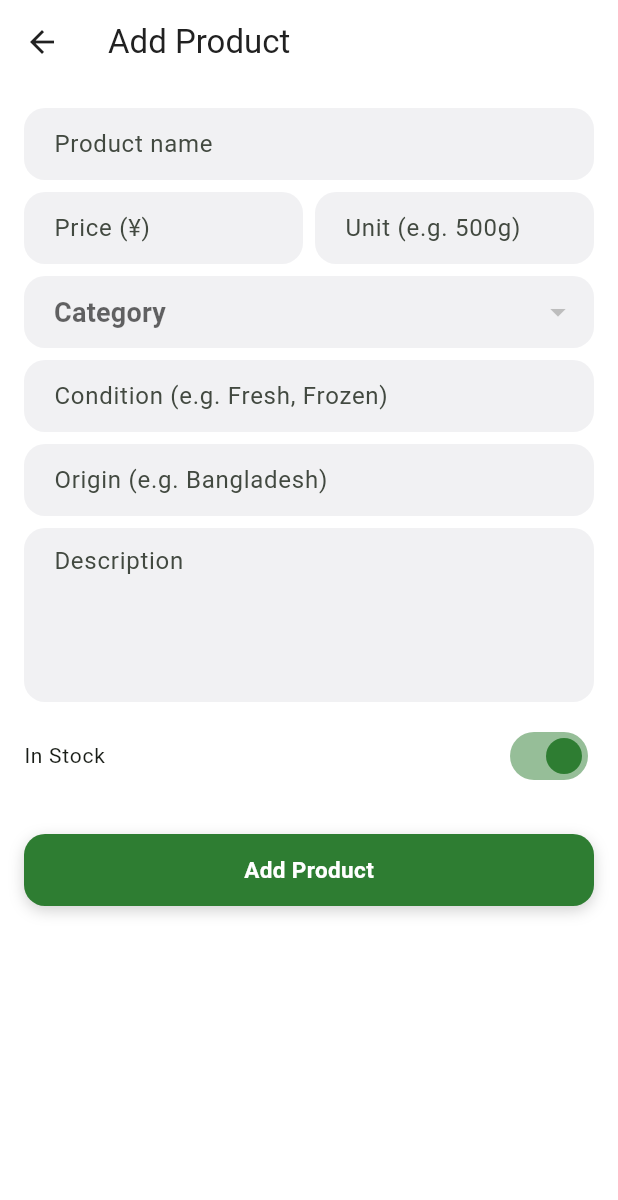
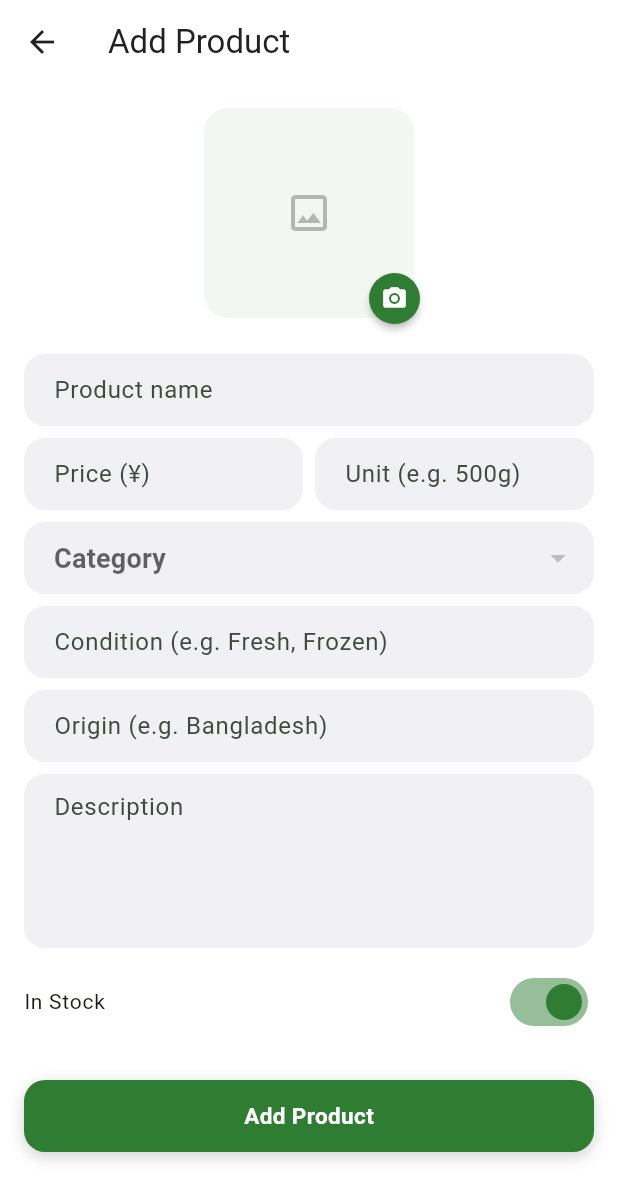
Before and after one commit to sazzad1620/everyday-wholesale, a Flutter app: the _ProductFormView screen opened directly, on a phone screen of 412 x 824 dp. Shown: the top 1200 px of the screen. Run offline on Flutter 3.47's test engine with Material 3 defaults, Android fonts, the phone set to English and light mode, and no system bars; our stand-ins replace cloud_firestore, easy_localization, equatable, firebase_auth, firebase_core, firebase_storage and 8 more; accounts and stored records are empty.

Commit message:
feat: product image upload

```diff
--- a/lib/config/di/firebase_module.dart
+++ b/lib/config/di/firebase_module.dart
@@ -1,5 +1,6 @@
 import 'package:cloud_firestore/cloud_firestore.dart';
 import 'package:firebase_auth/firebase_auth.dart';
+import 'package:firebase_storage/firebase_storage.dart';
 import 'package:injectable/injectable.dart';
 
 /// Exposes the already-initialized Firebase SDK singletons (see
@@ -13,4 +14,7 @@ abstract class FirebaseModule {
 
   @lazySingleton
   FirebaseFirestore get firebaseFirestore => FirebaseFirestore.instance;
+
+  @lazySingleton
+  FirebaseStorage get firebaseStorage => FirebaseStorage.instance;
 }
--- /dev/null
+++ b/lib/features/admin/domain/usecases/upload_product_image_usecase.dart
@@ -0,0 +1,30 @@
+import 'dart:typed_data';
+
+import 'package:equatable/equatable.dart';
+import 'package:fpdart/fpdart.dart';
+import 'package:injectable/injectable.dart';
+
+import '../../../../core/errors/failures.dart';
+import '../../../../core/usecase/usecase.dart';
+import '../repositories/admin_product_repository.dart';
+
+class UploadProductImageParams extends Equatable {
+  const UploadProductImageParams({required this.bytes, required this.fileExtension});
+
+  final Uint8List bytes;
+  final String fileExtension;
+
+  @override
+  List<Object?> get props => [bytes, fileExtension];
+}
+
+@injectable
+class UploadProductImageUseCase extends UseCase<String, UploadProductImageParams> {
+  UploadProductImageUseCase(this._repository);
+
+  final AdminProductRepository _repository;
+
+  @override
+  Future<Either<Failure, String>> call(UploadProductImageParams params) =>
+      _repository.uploadProductImage(params.bytes, params.fileExtension);
+}
--- a/lib/features/admin/presentation/pages/admin_product_form_page.dart
+++ b/lib/features/admin/presentation/pages/admin_product_form_page.dart
@@ -2,6 +2,7 @@ import 'package:easy_localization/easy_localization.dart';
 import 'package:flutter/material.dart';
 import 'package:flutter_bloc/flutter_bloc.dart';
 import 'package:go_router/go_router.dart';
+import 'package:image_picker/image_picker.dart';
 
 import '../../../../config/di/injection_container.dart';
 import '../../../../core/usecase/usecase.dart';
@@ -14,18 +15,15 @@ import '../../../../shared/widgets/buttons/primary_button.dart';
 import '../../../home/domain/entities/category_entity.dart';
 import '../../../home/domain/usecases/get_categories_usecase.dart';
 import '../../../product/domain/entities/product_entity.dart';
+import '../../domain/usecases/upload_product_image_usecase.dart';
 import '../bloc/admin_product_form_bloc.dart';
 import '../bloc/admin_product_form_event.dart';
 import '../bloc/admin_product_form_state.dart';
+import '../widgets/product_image_picker.dart';
 
 /// Add/edit form for a single product — pushed full-screen (root
 /// navigator), same reasoning as [AdminCategoryFormPage]. `initial: null`
 /// means add mode; a non-null [ProductEntity] means edit mode.
-///
-/// Image upload isn't wired yet (Phase 5's second pass, once Firebase
-/// Storage rules are in place) — `imageUrl` just carries over unchanged from
-/// [initial], and new products are created without one (same placeholder
-/// [ProductImage] shows for any product with a null `imageUrl` already).
 class AdminProductFormPage extends StatelessWidget {
   const AdminProductFormPage({super.key, this.initial});
 
@@ -61,6 +59,8 @@ class _ProductFormViewState extends State<_ProductFormView> {
   String? _selectedCategoryId;
   String? _selectedSubcategoryId;
   late bool _inStock = widget.initial?.inStock ?? true;
+  late String? _imageUrl = widget.initial?.imageUrl;
+  bool _isUploadingImage = false;
 
   List<CategoryEntity> _categories = [];
   bool _loadingCategories = true;
@@ -73,6 +73,27 @@ class _ProductFormViewState extends State<_ProductFormView> {
     _selectedCategoryId = widget.initial?.categoryId;
     _selectedSubcategoryId = widget.initial?.subcategoryId;
     _loadCategories();
+  }
+
+  Future<void> _pickAndUploadImage(BuildContext context) async {
+    final picked = await ImagePicker().pickImage(source: ImageSource.gallery, maxWidth: 1600, imageQuality: 85);
+    if (picked == null || !mounted) return;
+
+    final bytes = await picked.readAsBytes();
+    final extension = picked.name.contains('.') ? picked.name.split('.').last : 'jpg';
+    if (!mounted) return;
+
+    setState(() => _isUploadingImage = true);
+    final result = await getIt<UploadProductImageUseCase>()(
+      UploadProductImageParams(bytes: bytes, fileExtension: extension),
+    );
+    if (!mounted) return;
+    setState(() => _isUploadingImage = false);
+
+    result.match(
+      (failure) => AppToast.show(context, failure.message, type: ToastType.error),
+      (url) => setState(() => _imageUrl = url),
+    );
   }
 
   Future<void> _loadCategories() async {
@@ -133,7 +154,7 @@ class _ProductFormViewState extends State<_ProductFormView> {
       condition: _conditionController.text.trim(),
       origin: _originController.text.trim(),
       subcategoryId: _selectedSubcategoryId,
-      imageUrl: widget.initial?.imageUrl,
+      imageUrl: _imageUrl,
       inStock: _inStock,
       reviews: widget.initial?.reviews ?? const [],
     );
@@ -172,6 +193,12 @@ class _ProductFormViewState extends State<_ProductFormView> {
             child: ListView(
               padding: const EdgeInsets.all(AppSpacing.md),
               children: [
+                ProductImagePicker(
+                  imageUrl: _imageUrl,
+                  isUploading: _isUploadingImage,
+                  onTap: () => _pickAndUploadImage(context),
+                ),
+                const SizedBox(height: AppSpacing.lg),
                 TextFormField(
                   controller: _nameController,
                   decoration: AppInputStyle.decoration(hintText: 'admin.product_name_hint'.tr(), radius: 14),
--- /dev/null
+++ b/lib/features/admin/presentation/widgets/product_image_picker.dart
@@ -0,0 +1,57 @@
+import 'package:flutter/material.dart';
+
+import '../../../../shared/theme/app_colors.dart';
+import '../../../../shared/widgets/product_image.dart';
+
+/// Preview + camera-badge affordance for the product form's photo field.
+/// Purely presentational — picking/uploading is driven by the form page
+/// (mirrors how it already owns category/subcategory local state), so this
+/// just renders whatever [imageUrl]/[isUploading] it's handed and reports
+/// taps back via [onTap].
+class ProductImagePicker extends StatelessWidget {
+  const ProductImagePicker({super.key, required this.imageUrl, required this.isUploading, required this.onTap});
+
+  final String? imageUrl;
+  final bool isUploading;
+  final VoidCallback onTap;
+
+  @override
+  Widget build(BuildContext context) {
+    return Center(
+      child: Stack(
+        clipBehavior: Clip.none,
+        children: [
+          Container(
+            width: 140,
+            height: 140,
+            decoration: BoxDecoration(borderRadius: BorderRadius.circular(16)),
+            clipBehavior: Clip.antiAlias,
+            child: isUploading
+                ? const ColoredBox(
+                    color: AppColors.inputFill,
+                    child: Center(child: CircularProgressIndicator()),
+                  )
+                : ProductImage(imageUrl: imageUrl),
+          ),
+          Positioned(
+            right: -4,
+            bottom: -4,
+            child: Material(
+              color: AppColors.primary,
+              shape: const CircleBorder(),
+              elevation: 2,
+              child: InkWell(
+                customBorder: const CircleBorder(),
+                onTap: isUploading ? null : onTap,
+                child: const Padding(
+                  padding: EdgeInsets.all(8),
+                  child: Icon(Icons.camera_alt_rounded, color: Colors.white, size: 18),
+                ),
+              ),
+            ),
+          ),
+        ],
+      ),
+    );
+  }
+}
--- a/pubspec.yaml
+++ b/pubspec.yaml
@@ -46,7 +46,9 @@ dependencies:
   firebase_core: ^4.14.0
   firebase_auth: ^6.6.0
   cloud_firestore: ^6.9.0
+  firebase_storage: ^13.0.6
   google_sign_in: ^7.2.0
+  image_picker: ^1.2.0
 
 dev_dependencies:
   flutter_test:
```
Also changed, not shown: lib/features/admin/data/datasources/admin_product_remote_datasource.dart (+29 -1 lines), lib/features/admin/data/repositories/admin_product_repository_impl.dart (+11 -0 lines), lib/features/admin/domain/repositories/admin_product_repository.dart (+8 -0 lines), lib/config/di/injection_container.config.dart, pubspec.lock, 4 other files.
